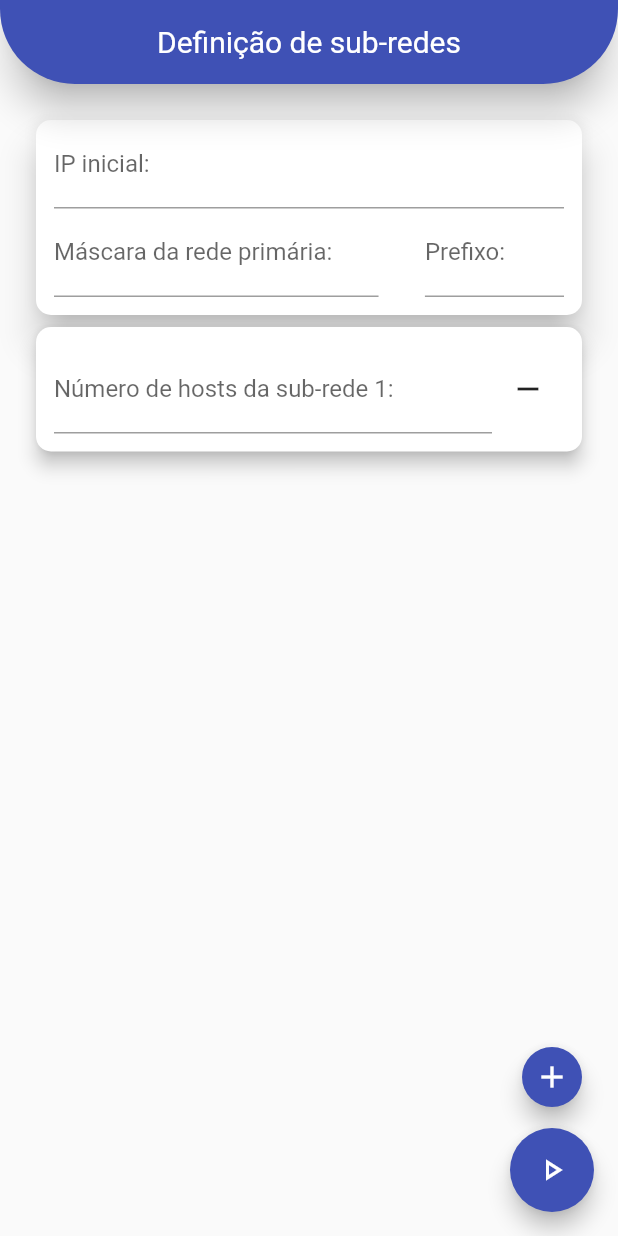
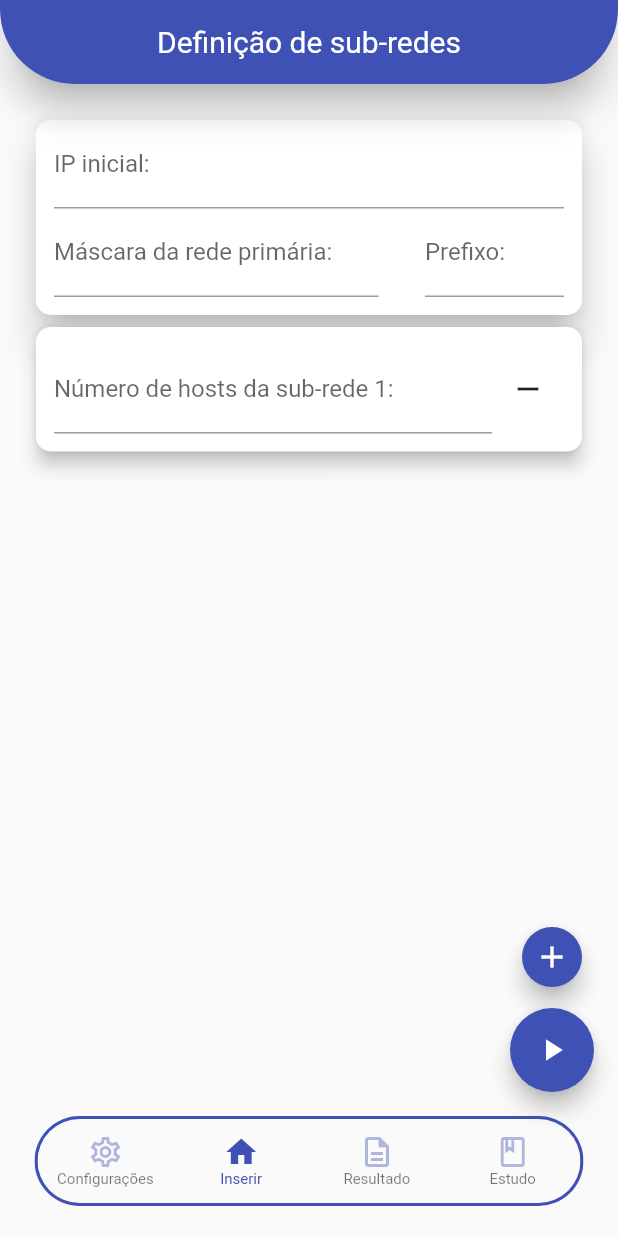
Before and after one commit to icarob-eng/subnet_mask_calculator, a Flutter app: the screen it shows after launch, on a phone screen of 412 x 824 dp. Run offline on Flutter 3.47's test engine with Material 2 defaults, Android fonts, the phone set to English and light mode, and no system bars; our stand-ins replace mask_text_input_formatter; missing offline and left inert: ipaddr.

Commit message:
Criação da barra de navegação e mudanças na UI.

```diff
--- /dev/null
+++ b/lib/components/my_navigation_bar.dart
@@ -0,0 +1,87 @@
+import 'package:flutter/material.dart';
+
+class MyNavigationBar extends StatefulWidget {
+  final Widget? title, body, floatingActionButton;
+
+  const MyNavigationBar(
+      {Key? key, this.title, this.body, this.floatingActionButton})
+      : super(key: key);
+
+  @override
+  State<MyNavigationBar> createState() => _MyNavigationBar();
+}
+
+class _MyNavigationBar extends State<MyNavigationBar> {
+  int _currentRouter() {
+    String? routerName = ModalRoute.of(context)?.settings.name;
+    if (routerName == "/settings") {
+      return 0;
+    } else if (routerName == "/input") {
+      return 1;
+    } else if (routerName == "/output") {
+      return 2;
+    } else if (routerName == "/study") {
+      return 3;
+    }
+    return 0;
+  }
+
+  @override
+  Widget build(BuildContext context) {
+    return Padding(
+      padding: const EdgeInsets.only(left: 23, right: 23, bottom: 20),
+      child: ClipRRect(
+        borderRadius: const BorderRadius.all(Radius.circular(100)),
+        child: Container(
+          decoration: const BoxDecoration(color: Colors.indigo),
+          child: Padding(
+            padding: const EdgeInsets.all(2.0),
+            child: ClipRRect(
+              borderRadius: const BorderRadius.all(Radius.circular(100)),
+              child: BottomNavigationBar(
+                  onTap: (currentIndex) {
+                    if (currentIndex == 0) {
+                      null;
+                    }
+                    if (currentIndex == 1) {
+                      Navigator.of(context).pushNamed("/input");
+                    }
+                    if (currentIndex == 2) {
+                      Navigator.of(context).pushNamed("/output");
+                    }
+                    if (currentIndex == 3) {
+                      null;
+                    }
+                  },
+                  currentIndex: _currentRouter(),
+                  type: BottomNavigationBarType.fixed,
+                  items: const [
+                    BottomNavigationBarItem(
+                      icon: Icon(Icons.settings_outlined),
+                      label: "Configurações",
+                      activeIcon: Icon(Icons.settings),
+                    ),
+                    BottomNavigationBarItem(
+                      icon: Icon(Icons.home_outlined),
+                      label: "Inserir",
+                      activeIcon: Icon(Icons.home),
+                    ),
+                    BottomNavigationBarItem(
+                      icon: Icon(Icons.description_outlined),
+                      label: "Resultado",
+                      activeIcon: Icon(Icons.description),
+                    ),
+                    BottomNavigationBarItem(
+                        icon: Icon(Icons.book_outlined), label: "Estudo"),
+                    /* BottomNavigationBarItem(
+                        icon: Icon(Icons.bookmark_outline),
+                        label: "Salvos",
+                        activeIcon: Icon(Icons.bookmark)) */
+                  ]),
+            ),
+          ),
+        ),
+      ),
+    );
+  }
+}
--- a/lib/components/subnet_host_card.dart
+++ b/lib/components/subnet_host_card.dart
@@ -15,8 +15,8 @@ class SubnetHostCard extends StatefulWidget {
 class _SubnetHostCardState extends State<SubnetHostCard> {
   bool _visible = false;
 
-  void _opacityTransition() {
-    Future.delayed(const Duration(milliseconds: 250), () {
+  void _opacityTransitionSimultaneously() {
+    Future.delayed(const Duration(milliseconds: 400), () {
       setState(() {
         _visible = !_visible;
       });
@@ -25,7 +25,7 @@ class _SubnetHostCardState extends State<SubnetHostCard> {
 
   @override
   void initState() {
-    _opacityTransition();
+    _opacityTransitionSimultaneously();
     super.initState();
   }
 
@@ -33,7 +33,7 @@ class _SubnetHostCardState extends State<SubnetHostCard> {
   Widget build(BuildContext context) {
     return AnimatedOpacity(
       opacity: _visible ? 1.0 : 0.0,
-      duration: const Duration(milliseconds: 125),
+      duration: const Duration(milliseconds: 200),
       child: Consumer<SubnetsControllers>(
         builder: (context, subnets, child) {
           return Dismissible(
@@ -108,9 +108,12 @@ class _SubnetHostCardState extends State<SubnetHostCard> {
                     IconButton(
                         onPressed: () {
                           if (subnets.length > 1) {
-                            _opacityTransition();
                             setState(() {
-                              subnets.removeAt(index: widget.index - 2);
+                              _visible = !_visible;
+                            });
+                            Future.delayed(const Duration(milliseconds: 400),
+                                () {
+                              subnets.removeAt(index: widget.index - 1);
                             });
                           }
                         },
--- a/lib/main.dart
+++ b/lib/main.dart
@@ -35,7 +35,14 @@ class MyApp extends StatelessWidget {
                     bottomLeft: Radius.circular(50),
                     bottomRight: Radius.circular(50))),
           ),
-      ),
+          bottomNavigationBarTheme: BottomNavigationBarThemeData(
+              selectedIconTheme: const IconThemeData(color: Colors.indigo),
+              unselectedIconTheme:
+                  IconThemeData(color: Colors.indigo.withOpacity(0.4)),
+              selectedLabelStyle:
+                  const TextStyle(color: Colors.indigo, fontSize: 10),
+              unselectedLabelStyle: TextStyle(
+                  color: Colors.indigo.withOpacity(0.4), fontSize: 10))),
       darkTheme: ThemeData(
           colorScheme: const ColorScheme.dark(
         primary: Color.fromARGB(255, 25, 40, 120),
--- a/lib/models/subnets_controllers.dart
+++ b/lib/models/subnets_controllers.dart
@@ -1,32 +1,38 @@
 import 'package:flutter/material.dart';
 
-class SubnetsControllers extends ChangeNotifier{
+class SubnetsControllers extends ChangeNotifier {
+  TextEditingController initialIpController = TextEditingController(),
+      initialsubnetMaskController = TextEditingController(),
+      initialPrefixController = TextEditingController();
 
-  List<TextEditingController> controllers;
+  List<TextEditingController> cardHostsControllers;
 
-  SubnetsControllers({required this.controllers});
+  SubnetsControllers({required this.cardHostsControllers});
 
-  SubnetsControllers.length(int length):controllers=List<TextEditingController>.generate(length, (_) => TextEditingController());
+  SubnetsControllers.length(int length)
+      : cardHostsControllers = List<TextEditingController>.generate(
+            length, (_) => TextEditingController());
 
-  TextEditingController operator [](int index){
-    return controllers[index];
+  TextEditingController operator [](int index) {
+    return cardHostsControllers[index];
   }
 
-  void increment({int value=0}){
-    controllers.add(TextEditingController());
+  void increment({int value = 0}) {
+    for (int i = 1; i <= value; i++) {
+      cardHostsControllers.add(TextEditingController());
+    }
     notifyListeners();
   }
 
-  void removeAt({required int index}){
-    controllers.removeAt(index);
+  void removeAt({required int index}) {
+    cardHostsControllers.removeAt(index);
     notifyListeners();
   }
 
-  void removeLast(){
-    controllers.removeLast();
+  void removeLast() {
+    cardHostsControllers.removeLast();
     notifyListeners();
   }
 
-  int get length => controllers.length;
-
+  int get length => cardHostsControllers.length;
 }
--- a/lib/screens/input_screen.dart
+++ b/lib/screens/input_screen.dart
@@ -1,11 +1,10 @@
 import 'package:flutter/material.dart';
-import 'package:ipaddr/ipaddr.dart';
 import 'package:mask_text_input_formatter/mask_text_input_formatter.dart';
 import 'package:provider/provider.dart';
 import 'package:subnet_mask_calculator/models/subnets_controllers.dart';
 
+import '../components/my_navigation_bar.dart';
 import '../components/subnet_host_card.dart';
-import '../service/subnet_mask_to_prefix.dart';
 
 class InputScreen extends StatefulWidget {
   const InputScreen({super.key});
@@ -15,38 +14,22 @@ class InputScreen extends StatefulWidget {
 }
 
 class _InputScreenState extends State<InputScreen> {
-  TextEditingController initialIpController = TextEditingController(),
-      subnetMaskController = TextEditingController(),
-      initialPrefixController = TextEditingController();
   final _formKey = GlobalKey<FormState>();
-
-  void _updateSubnetMask() {
-    subnetMaskController.text =
-        prefixToSubnetMask(prefix: int.parse(initialPrefixController.text));
-  }
-
-  void _updatePrefix() {
-    initialPrefixController.text =
-        subnetMaskToPrefix(mask: subnetMaskController.text).toString();
-  }
 
   @override
   void initState() {
     super.initState();
-    subnetMaskController.addListener(_updatePrefix);
-    initialPrefixController.addListener(_updateSubnetMask);
   }
 
   @override
   void dispose() {
-    subnetMaskController.dispose();
-    initialPrefixController.dispose();
     super.dispose();
   }
 
   @override
   Widget build(BuildContext context) {
     return Scaffold(
+      extendBody: true,
       appBar: AppBar(
         title: const Text('Definição de sub-redes'),
         centerTitle: true,
@@ -56,6 +39,8 @@ class _InputScreenState extends State<InputScreen> {
           return Form(
             key: _formKey,
             child: ListView.builder(
+                physics: const BouncingScrollPhysics(
+                    parent: AlwaysScrollableScrollPhysics()),
                 padding: const EdgeInsets.all(20.0),
                 itemCount: subnetsControllers.length + 1,
                 itemBuilder: (context, index) {
@@ -79,7 +64,17 @@ class _InputScreenState extends State<InputScreen> {
                               inputFormatters: [
                                 MaskTextInputFormatter(mask: '###.###.###.###')
                               ],
-                              controller: initialIpController,
+                              controller:
+                                  subnetsControllers.initialIpController,
+                              validator: (value) {
+                                if (value == null || value.isEmpty) {
+                                  return "Preencha esse campo.";
+                                }
+                                if (value.length < 12) {
+                                  return "Informe o valor corretamente.";
+                                }
+                                return null;
+                              },
                             ),
                             Row(
                               children: [
@@ -96,15 +91,17 @@ class _InputScreenState extends State<InputScreen> {
                                         MaskTextInputFormatter(
                                             mask: "###.###.###.###")
                                       ],
-                                      controller: subnetMaskController,
-                                      onChanged: (_) {
-                                        initialPrefixController =
-                                            TextEditingController(
-                                                text: subnetMaskToPrefix(
-                                                        mask:
-                                                            subnetMaskController
-                                                                .text)
-                                                    .toString());
+                                      controller: subnetsControllers
+                                          .initialsubnetMaskController,
+                                      onChanged: (_) {},
+                                      validator: (value) {
+                                        if (value == null || value.isEmpty) {
+                                          return "Preencha esse campo, por favor.";
+                                        }
+                                        if (value.length < 12) {
+                                          return "Preencha esse camo corretamente.";
+                                        }
+                                        return null;
                                       },
                                     )),
                                 const Spacer(),
@@ -115,14 +112,21 @@ class _InputScreenState extends State<InputScreen> {
                                           FocusScope.of(context).unfocus(),
                                       decoration: const InputDecoration(
                                           labelText: 'Prefixo:',
-                                            labelStyle: TextStyle(
-                                                overflow:
-                                                    TextOverflow.visible)),
+                                          errorMaxLines: 2,
+                                          errorStyle: TextStyle(fontSize: 9)),
                                       keyboardType: TextInputType.number,
                                       inputFormatters: [
                                         MaskTextInputFormatter(mask: "/##")
                                       ],
-                                        controller: initialPrefixController)),
+                                      controller: subnetsControllers
+                                          .initialPrefixController,
+                                      validator: (value) {
+                                        if (value == null || value.isEmpty) {
+                                          return "Preencha esse campo.";
+                                        }
+                                        return null;
+                                      },
+                                    )),
                               ],
                             )
                           ],
@@ -136,26 +140,31 @@ class _InputScreenState extends State<InputScreen> {
           );
         },
       ),
+      bottomNavigationBar: const MyNavigationBar(),
       floatingActionButton: Column(
         mainAxisAlignment: MainAxisAlignment.end,
         children: [
           FloatingActionButton.small(
+            heroTag: UniqueKey(),
             onPressed: () {
               Provider.of<SubnetsControllers>(context, listen: false)
                   .increment(value: 1);
             },
+            tooltip: "Adicionar",
             child: const Icon(Icons.add),
           ),
           const SizedBox(
             height: 10,
           ),
           FloatingActionButton(
+            heroTag: UniqueKey(),
             onPressed: () {
               if (_formKey.currentState!.validate()) {
                 Navigator.pushNamed(context, '/output');
               }
             },
-            child: const Icon(Icons.play_arrow_outlined),
+            tooltip: "Ir",
+            child: const Icon(Icons.play_arrow),
           ),
         ],
       ),
```
Also changed, not shown: lib/screens/output_screen.dart (+9 -10 lines). Lines whose indentation alone changed are shown as unchanged.
